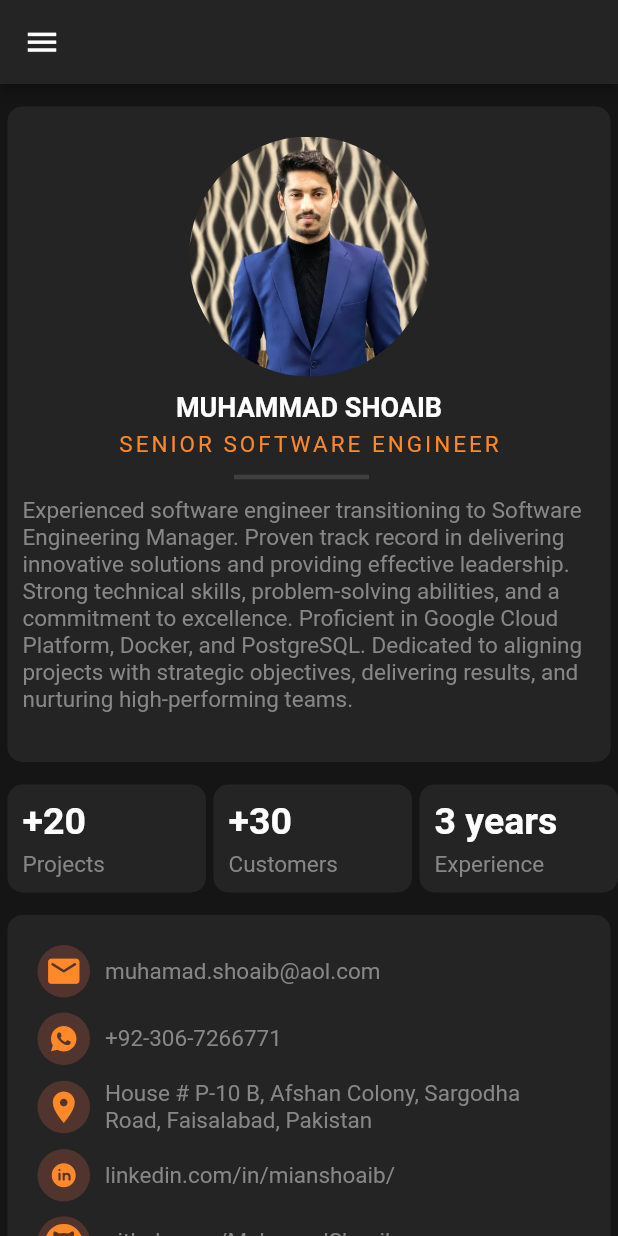
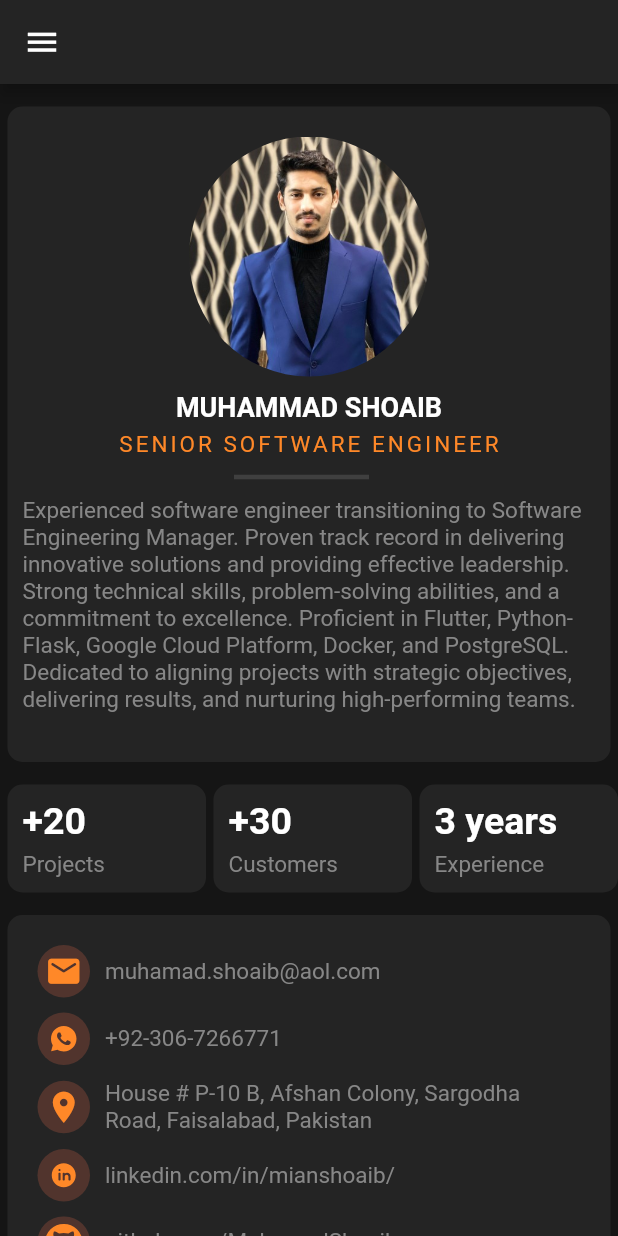
Before and after one commit to muhamadshoaib/portfolio, a Flutter app: the screen it shows after launch, on a phone screen of 412 x 824 dp. Run offline on Flutter 3.47's test engine with Material 2 defaults, Android fonts, the phone set to English and light mode, and no system bars; our stand-ins replace flutter_svg; network calls fail.

Commit message:
chore: Updated about.

```diff
--- a/lib/screens/main_screen/components/personal_info_card.dart
+++ b/lib/screens/main_screen/components/personal_info_card.dart
@@ -18,7 +18,8 @@ class PersonalInformationCard extends StatelessWidget {
             child: CircleAvatar(
                 radius: 80,
                 backgroundColor: Theme.of(context).secondaryHeaderColor,
-                backgroundImage: const AssetImage('assets/images/profile_pic.jpeg')),
+                backgroundImage:
+                    const AssetImage('assets/images/profile_pic.jpeg')),
           ),
           Padding(
             padding: const EdgeInsets.symmetric(vertical: 5.0),
@@ -50,7 +51,7 @@ class PersonalInformationCard extends StatelessWidget {
           ),
           Center(
             child: Text(
-              """Experienced software engineer transitioning to Software Engineering Manager. Proven track record in delivering innovative solutions and providing effective leadership. Strong technical skills, problem-solving abilities, and a commitment to excellence. Proficient in Google Cloud Platform, Docker, and PostgreSQL. Dedicated to aligning projects with strategic objectives, delivering results, and nurturing high-performing teams.
+              """Experienced software engineer transitioning to Software Engineering Manager. Proven track record in delivering innovative solutions and providing effective leadership. Strong technical skills, problem-solving abilities, and a commitment to excellence. Proficient in Flutter, Python-Flask, Google Cloud Platform, Docker, and PostgreSQL. Dedicated to aligning projects with strategic objectives, delivering results, and nurturing high-performing teams.
               """,
               style: Theme.of(context).textTheme.bodySmall,
             ),
```
